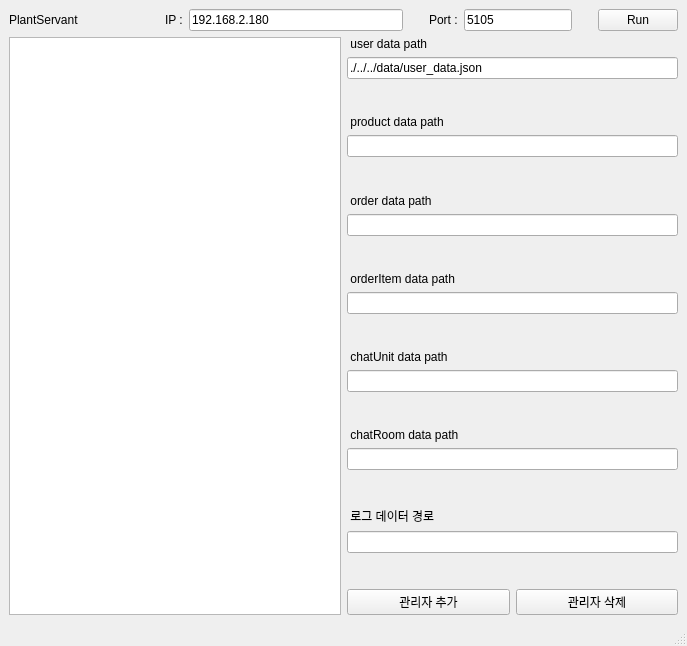
Before: the Qt Designer form Server/src/views/server_main_window.ui in hong000321/3rd_mini_PlantServant, drawn with Qt 5.
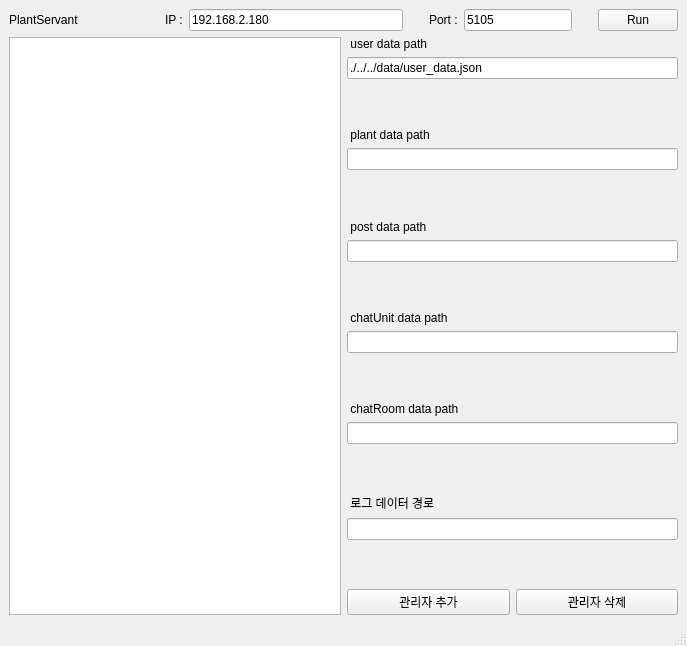
After: the same form once the commit is applied.

Commit message: [Server|Post&Plant] product, order 제거 후 plant, post 추가

```diff
--- a/Server/src/views/server_main_window.ui
+++ b/Server/src/views/server_main_window.ui
@@ -188,7 +188,7 @@
            </size>
           </property>
           <property name="text">
-           <string> product data path</string>
+           <string> plant data path</string>
           </property>
           <property name="alignment">
            <set>Qt::AlignmentFlag::AlignLeading|Qt::AlignmentFlag::AlignLeft|Qt::AlignmentFlag::AlignVCenter</set>
@@ -227,7 +227,7 @@
            </size>
           </property>
           <property name="text">
-           <string> order data path</string>
+           <string> post data path</string>
           </property>
           <property name="alignment">
            <set>Qt::AlignmentFlag::AlignLeading|Qt::AlignmentFlag::AlignLeft|Qt::AlignmentFlag::AlignVCenter</set>
@@ -257,45 +257,6 @@
           </property>
          </spacer>
         </item>
-        <item>
-         <widget class="QLabel" name="label_6">
-          <property name="maximumSize">
-           <size>
-            <width>350</width>
-            <height>16777215</height>
-           </size>
-          </property>
-          <property name="text">
-           <string> orderItem data path</string>
-          </property>
-          <property name="alignment">
-           <set>Qt::AlignmentFlag::AlignLeading|Qt::AlignmentFlag::AlignLeft|Qt::AlignmentFlag::AlignVCenter</set>
-          </property>
-         </widget>
-        </item>
-        <item>
-         <widget class="QLineEdit" name="lineEdit_orderItem">
-          <property name="maximumSize">
-           <size>
-            <width>350</width>
-            <height>16777215</height>
-           </size>
-          </property>
-         </widget>
-        </item>
-        <item>
-         <spacer name="verticalSpacer_7">
-          <property name="orientation">
-           <enum>Qt::Orientation::Vertical</enum>
-          </property>
-          <property name="sizeHint" stdset="0">
-           <size>
-            <width>329</width>
-            <height>5</height>
-           </size>
-          </property>
-         </spacer>
-        </item>
         <item>
          <widget class="QLabel" name="label_4">
           <property name="maximumSize">
```
Left out of the diff: 4 changed lines with no effect on the pictures. The commit also changes 50 other files.
